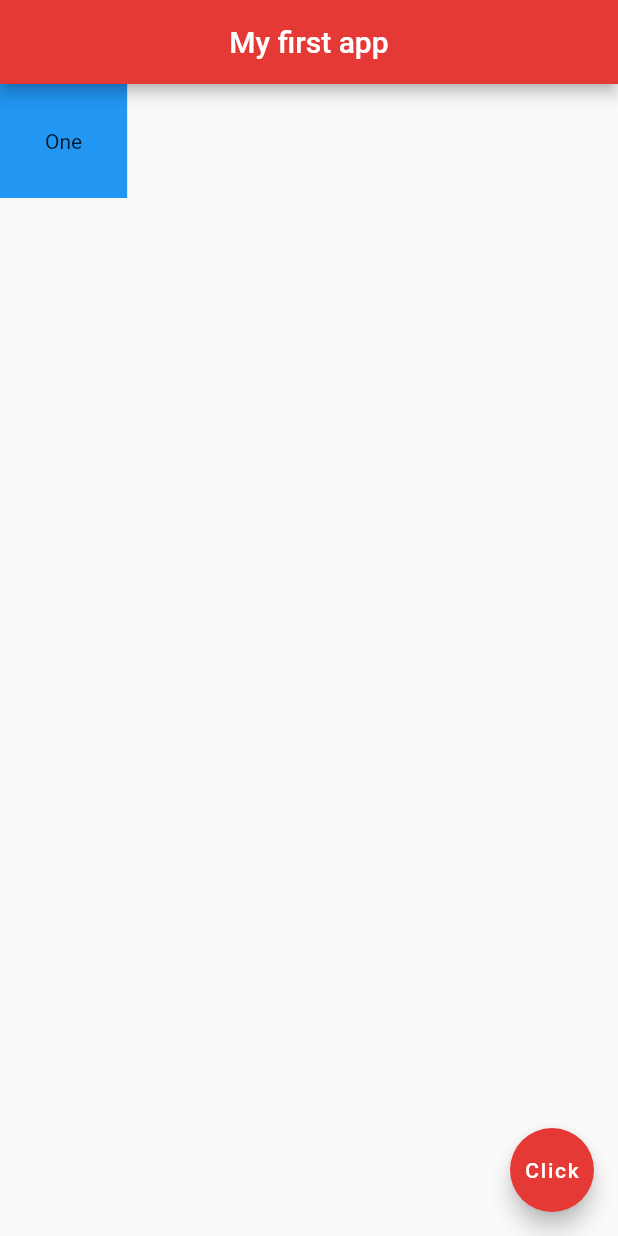
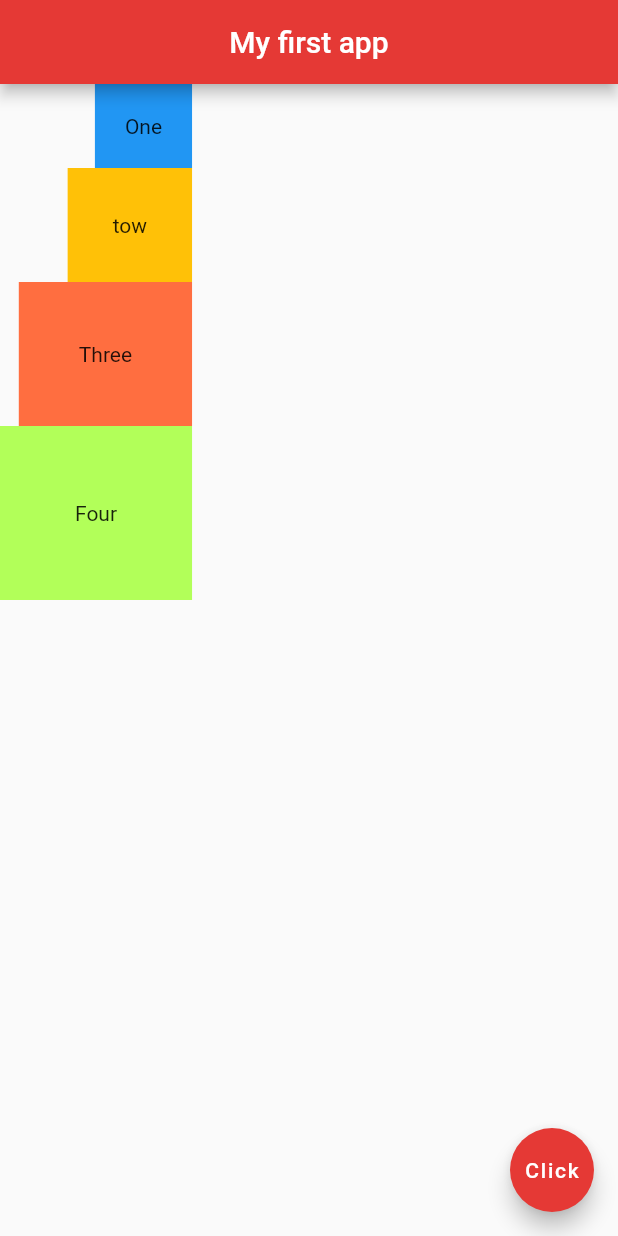
Before and after one commit to Shalika001/My-app, a Flutter app: the screen it shows after launch, on a phone screen of 412 x 824 dp. Run offline on Flutter 3.47's test engine with Material 2 defaults, Android fonts, the phone set to English and light mode, and no system bars.

Commit message:
Add columns and alignment

```diff
--- a/First_project/lib/main.dart
+++ b/First_project/lib/main.dart
@@ -19,11 +19,28 @@ class Home extends StatelessWidget {
 
 
       body: Column(
+        mainAxisAlignment: MainAxisAlignment.start,
+        crossAxisAlignment: CrossAxisAlignment.end,
         children: [
           Container(
-            padding: EdgeInsets.all(30.0),
+            padding: EdgeInsets.all(20.0),
             color: Colors.blue,
             child: Text('One'),
+          ),
+          Container(
+            padding: EdgeInsets.all(30.0),
+            color: Colors.amber,
+            child: Text('tow'),
+          ),
+          Container(
+            padding: EdgeInsets.all(40.0),
+            color: Colors.deepOrangeAccent,
+            child: Text('Three'),
+          ),
+          Container(
+            padding: EdgeInsets.all(50.0),
+            color: Colors.lightGreenAccent,
+            child: Text('Four'),
           ),
         ],
       ),
```
